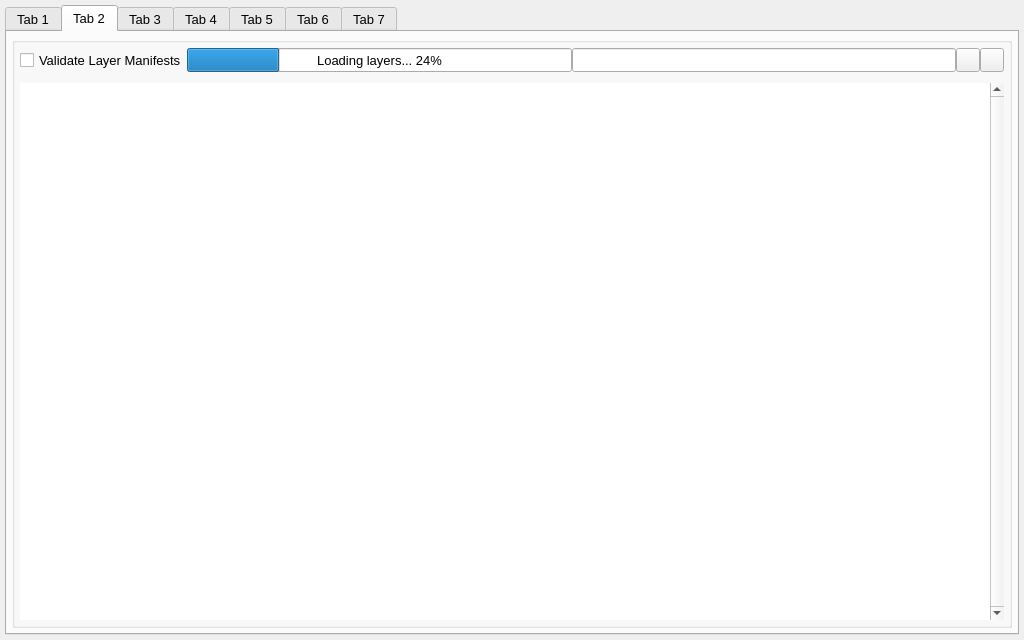
The window that vkconfig_gui/mainwindow.ui (LunarG/VulkanTools) describes before a commit, drawn with Qt 5.
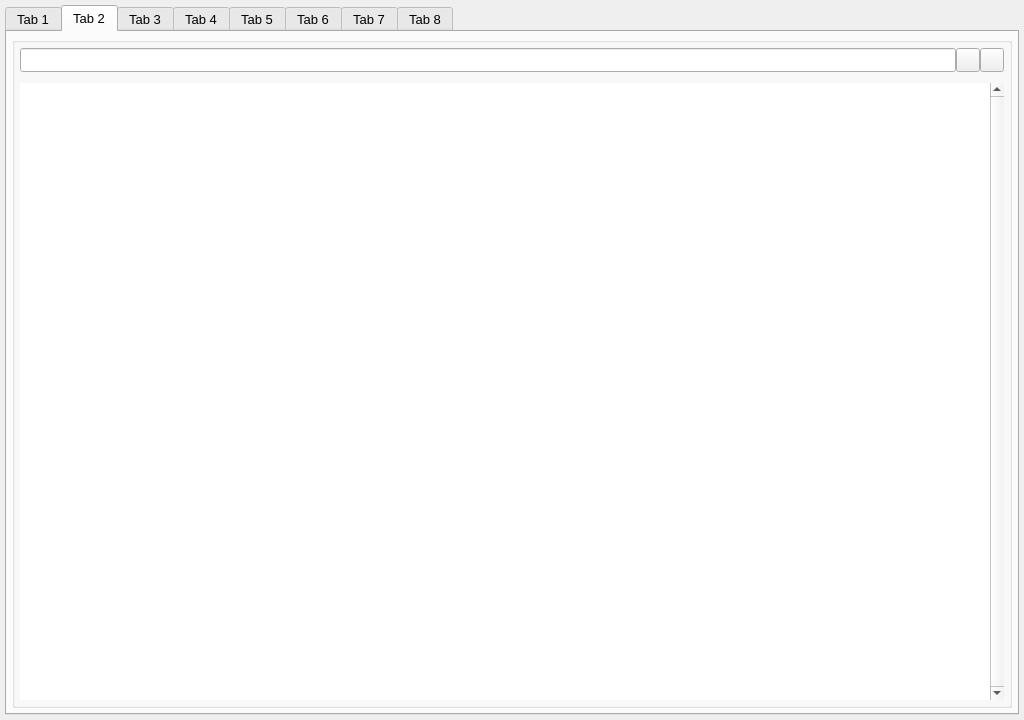
The same window after the commit. The open tabs and pages were chosen to show the change. Icons and pictures are not drawn.

Commit message: vkconfig: Add additional driver and driver selection

What changed in the file:
```diff
--- a/vkconfig_gui/mainwindow.ui
+++ b/vkconfig_gui/mainwindow.ui
@@ -7,7 +7,7 @@
     <x>0</x>
     <y>0</y>
     <width>1024</width>
-    <height>640</height>
+    <height>720</height>
    </rect>
   </property>
   <property name="sizePolicy">
@@ -1084,13 +1084,139 @@
         </item>
        </layout>
       </widget>
-      <widget class="QWidget" name="tab_layers">
-       <property name="autoFillBackground">
-        <bool>false</bool>
-       </property>
+      <widget class="QWidget" name="tab_driver">
        <attribute name="title">
         <string>Tab 2</string>
        </attribute>
+       <layout class="QVBoxLayout" name="verticalLayout_12">
+        <property name="spacing">
+         <number>0</number>
+        </property>
+        <property name="leftMargin">
+         <number>5</number>
+        </property>
+        <property name="topMargin">
+         <number>5</number>
+        </property>
+        <property name="rightMargin">
+         <number>5</number>
+        </property>
+        <property name="bottomMargin">
+         <number>5</number>
+        </property>
+        <item>
+         <widget class="QGroupBox" name="groupBox_10">
+          <property name="title">
+           <string/>
+          </property>
+          <layout class="QVBoxLayout" name="verticalLayout_18">
+           <property name="spacing">
+            <number>11</number>
+           </property>
+           <property name="leftMargin">
+            <number>5</number>
+           </property>
+           <property name="topMargin">
+            <number>5</number>
+           </property>
+           <property name="rightMargin">
+            <number>5</number>
+           </property>
+           <property name="bottomMargin">
+            <number>5</number>
+           </property>
+           <item>
+            <layout class="QHBoxLayout" name="horizontalLayout_16">
+             <property name="spacing">
+              <number>0</number>
+             </property>
+             <property name="topMargin">
+              <number>0</number>
+             </property>
+             <item>
+              <widget class="QLineEdit" name="driver_path_lineedit">
+               <property name="maximumSize">
+                <size>
+                 <width>16777215</width>
+                 <height>24</height>
+                </size>
+               </property>
+              </widget>
+             </item>
+             <item>
+              <widget class="QPushButton" name="driver_browse_button">
+               <property name="sizePolicy">
+                <sizepolicy hsizetype="Fixed" vsizetype="Fixed">
+                 <horstretch>0</horstretch>
+                 <verstretch>0</verstretch>
+                </sizepolicy>
+               </property>
+               <property name="minimumSize">
+                <size>
+                 <width>24</width>
+                 <height>24</height>
+                </size>
+               </property>
+               <property name="maximumSize">
+                <size>
+                 <width>24</width>
+                 <height>24</height>
+                </size>
+               </property>
+               <property name="text">
+                <string/>
+               </property>
+              </widget>
+             </item>
+             <item>
+              <widget class="QPushButton" name="driver_reload_button">
+               <property name="sizePolicy">
+                <sizepolicy hsizetype="Fixed" vsizetype="Fixed">
+                 <horstretch>0</horstretch>
+                 <verstretch>0</verstretch>
+                </sizepolicy>
+               </property>
+               <property name="minimumSize">
+                <size>
+                 <width>24</width>
+                 <height>24</height>
+                </size>
+               </property>
+               <property name="maximumSize">
+                <size>
+                 <width>24</width>
+                 <height>24</height>
+                </size>
+               </property>
+               <property name="text">
+                <string/>
+               </property>
+              </widget>
+             </item>
+            </layout>
+           </item>
+           <item>
+            <widget class="QTreeView" name="driver_paths_tree">
+             <property name="frameShape">
+              <enum>QFrame::Shape::NoFrame</enum>
+             </property>
+             <property name="verticalScrollBarPolicy">
+              <enum>Qt::ScrollBarPolicy::ScrollBarAlwaysOn</enum>
+             </property>
+            </widget>
+           </item>
+          </layout>
+         </widget>
+        </item>
+       </layout>
+      </widget>
+      <widget class="QWidget" name="tab_layers">
+       <property name="autoFillBackground">
+        <bool>false</bool>
+       </property>
+       <attribute name="title">
+        <string>Tab 3</string>
+       </attribute>
        <attribute name="toolTip">
         <string>Locate Vulkan Layers versions</string>
        </attribute>
@@ -1147,7 +1273,7 @@
                <property name="maximumSize">
                 <size>
                  <width>16777215</width>
-                 <height>32</height>
+                 <height>24</height>
                 </size>
                </property>
                <property name="toolTip">
@@ -1330,7 +1456,7 @@
         <bool>false</bool>
        </property>
        <attribute name="title">
-        <string>Tab 3</string>
+        <string>Tab 4</string>
        </attribute>
        <attribute name="toolTip">
         <string>Vulkan executable launcher</string>
@@ -2103,7 +2229,7 @@
         <bool>false</bool>
        </property>
        <attribute name="title">
-        <string>Tab 4</string>
+        <string>Tab 5</string>
        </attribute>
        <attribute name="toolTip">
         <string>Vulkan system diagnostic</string>
@@ -2518,7 +2644,7 @@
         <bool>false</bool>
        </property>
        <attribute name="title">
-        <string>Tab 5</string>
+        <string>Tab 6</string>
        </attribute>
        <attribute name="toolTip">
         <string>Vulkan documentation</string>
@@ -2623,7 +2749,7 @@
         <bool>false</bool>
        </property>
        <attribute name="title">
-        <string>Tab 6</string>
+        <string>Tab 7</string>
        </attribute>
        <layout class="QVBoxLayout" name="verticalLayout_24" stretch="0,0,0">
         <property name="spacing">
@@ -3299,7 +3425,7 @@
         </size>
        </property>
        <attribute name="title">
-        <string>Tab 7</string>
+        <string>Tab 8</string>
        </attribute>
        <attribute name="toolTip">
         <string>About Vulkan Configurator</string>
```
Left out of the diff: 53 changed lines with no effect on the pictures. The commit also changes 13 other files.
